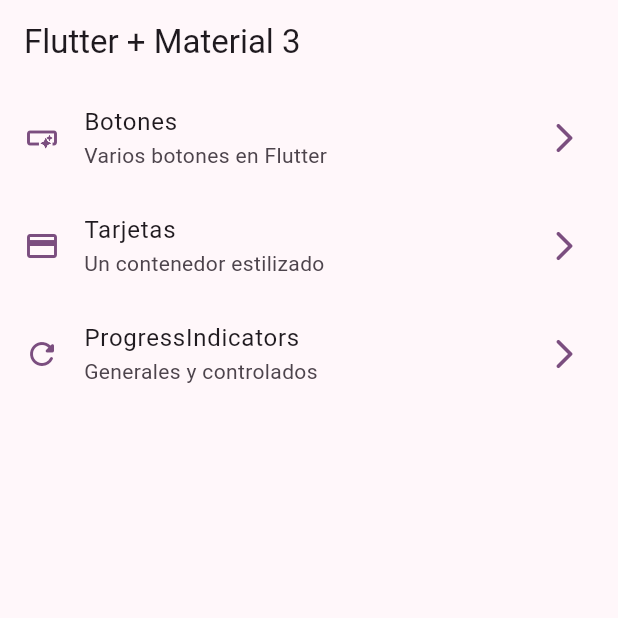
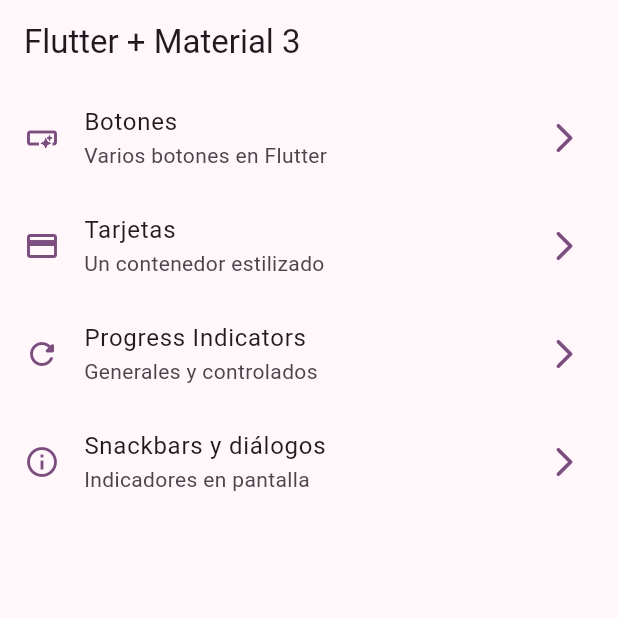
Before and after one commit to sash830/widgets-app, a Flutter app: the screen it shows after launch, on a phone screen of 412 x 824 dp, the top half of it. Run offline on Flutter 3.47's test engine with Material 3 defaults, Android fonts, the phone set to English and light mode, and no system bars; our stand-ins replace go_router.

Commit message:
snackbars dialogs terminado

```diff
--- a/lib/config/menu/menu_items.dart
+++ b/lib/config/menu/menu_items.dart
@@ -33,11 +33,18 @@ const appMenuItems = <MenuItem> [
     ),
 
     MenuItem(
-    title: 'ProgressIndicators',
+    title: 'Progress Indicators',
     subTitle: 'Generales y controlados',
     link: '/progress',
     icon: Icons.refresh_rounded
     ),
 
+    MenuItem(
+    title: 'Snackbars y diálogos',
+    subTitle: 'Indicadores en pantalla',
+    link: '/snackbars',
+    icon: Icons.info_outline
+    ),
+
 
 ];
--- a/lib/config/router/app_router.dart
+++ b/lib/config/router/app_router.dart
@@ -25,11 +25,18 @@ final appRouter = GoRouter(
       builder: (context, state) => const CardsScreen(),
     ),
 
-       GoRoute(
+      GoRoute(
       path: '/progress',
       name: ProgressScreen.name,
       builder: (context, state) => const ProgressScreen(),
     ),
 
+
+       GoRoute(
+      path: '/snackbars',
+      name: SnackbarScreen.name,
+      builder: (context, state) => const SnackbarScreen(),
+    ),
+
   ],
 );
--- a/lib/main.dart
+++ b/lib/main.dart
@@ -12,6 +12,7 @@ class MainApp extends StatelessWidget {
   @override
   Widget build(BuildContext context) {
     return MaterialApp.router(
+      title: 'Flutter Widgets',
       routerConfig: appRouter,
       debugShowCheckedModeBanner: false,
       theme: AppTheme(selectedColor:6).getTheme(),
```
Also changed, not shown: lib/presentation/screens/snackbar/snackbar_screen.dart (+65 -1 lines).
